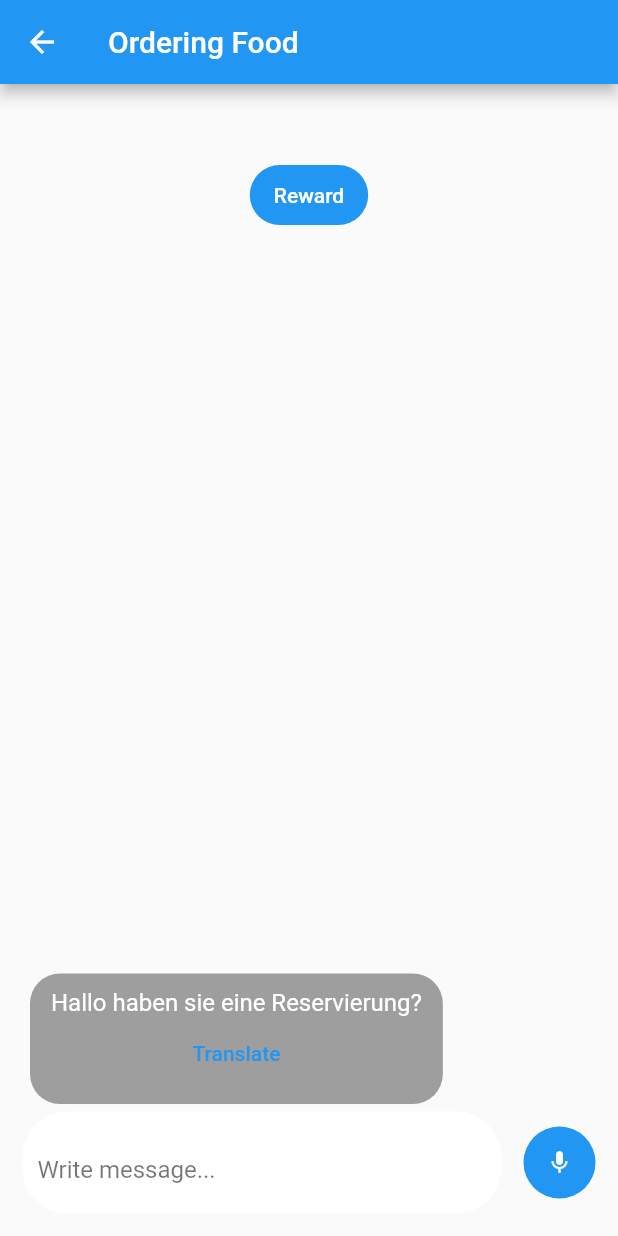
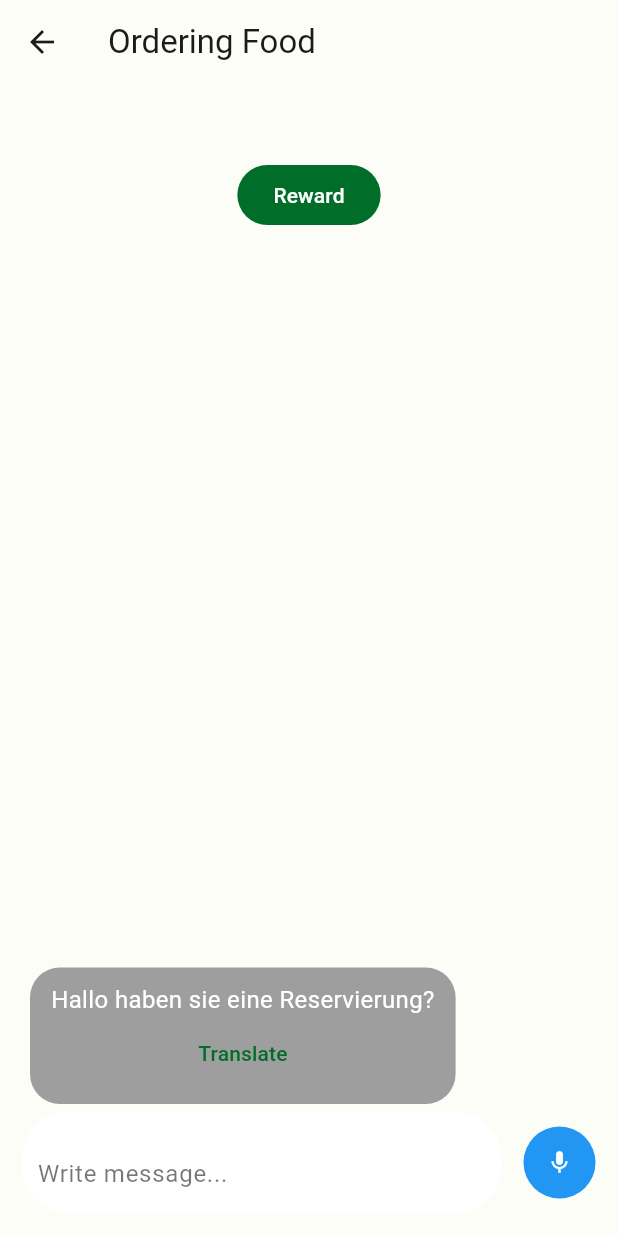
Before and after one commit to peer-rh/PolyApp, a Flutter app: the screen it shows once a user with an empty profile is signed in, after a tap on "Ordering Food", on a phone screen of 412 x 824 dp. Run offline on Flutter 3.47's test engine with Material 2 defaults, Android fonts, the light colour scheme and no system bars; drawn by our look-alikes of google_mobile_ads; our stand-ins replace cloud_firestore, cloud_functions, firebase_analytics, firebase_auth, firebase_core, firebase_crashlytics and 5 more; missing offline and left inert: firebase_app_check, purchases_flutter; accounts and stored records are empty; generated files the repository leaves out were written again; network calls fail.

Commit message:
added theme and started ui

```diff
--- a/language_pal/lib/app.dart
+++ b/language_pal/lib/app.dart
@@ -2,6 +2,7 @@ import 'package:flutter/material.dart';
 import 'package:language_pal/app/navigation.dart';
 import 'package:language_pal/auth/authPage.dart';
 import 'package:language_pal/auth/authProvider.dart';
+import 'package:language_pal/theme.dart';
 import 'package:provider/provider.dart';
 
 class App extends StatelessWidget {
@@ -9,13 +10,14 @@ class App extends StatelessWidget {
 
   @override
   Widget build(BuildContext context) {
-    // TODO: implement build
     return MultiProvider(
       providers: [
         ChangeNotifierProvider(create: (_) => AuthProvider()),
       ],
       child: MaterialApp(
         title: "LanguagePal",
+        theme: lightTheme,
+        darkTheme: darkTheme,
         home: Builder(
           builder: (context) {
             AuthProvider ap = Provider.of(context);
--- a/language_pal/lib/auth/components/buttons.dart
+++ /dev/null
@@ -1,25 +0,0 @@
-// Sign in Button with option for google, apple and default
-import 'package:flutter/material.dart';
-
-class AuthButton extends StatelessWidget {
-  final void Function() onPressed;
-  final String text;
-  final Color color;
-
-  const AuthButton(this.onPressed, this.text, this.color, {super.key});
-  @override
-  Widget build(BuildContext context) {
-    return FilledButton(
-      style: ButtonStyle(
-        backgroundColor: MaterialStateProperty.all(color),
-        shape: MaterialStateProperty.all(
-          RoundedRectangleBorder(
-            borderRadius: BorderRadius.circular(10),
-          ),
-        ),
-      ),
-      onPressed: onPressed,
-      child: Text(text),
-    );
-  }
-}
--- /dev/null
+++ b/language_pal/lib/auth/components/oAuthButtons.dart
@@ -0,0 +1,33 @@
+// Sign in Button with option for google, apple and default
+import 'package:flutter/material.dart';
+import 'package:flutter/rendering.dart';
+import 'package:font_awesome_flutter/font_awesome_flutter.dart';
+import 'package:language_pal/auth/authProvider.dart';
+
+class OAuthButtons extends StatelessWidget {
+  final AuthProvider authProvider;
+
+  const OAuthButtons(this.authProvider, {super.key});
+
+  @override
+  Widget build(BuildContext context) {
+    return Column(
+      children: [
+        FilledButton.icon(
+          style: const ButtonStyle(
+              minimumSize: MaterialStatePropertyAll(Size.fromHeight(40))),
+          onPressed: authProvider.signInWithGoogle,
+          icon: const Icon(FontAwesomeIcons.google),
+          label: const Text("Sign in with Google"),
+        ),
+        FilledButton.icon(
+          style: const ButtonStyle(
+              minimumSize: MaterialStatePropertyAll(Size.fromHeight(40))),
+          onPressed: authProvider.signInWithApple,
+          icon: const Icon(Icons.apple),
+          label: const Text("Sign in with Apple"),
+        ),
+      ],
+    );
+  }
+}
--- /dev/null
+++ b/language_pal/lib/auth/components/signInButton.dart
@@ -0,0 +1,17 @@
+import 'package:flutter/material.dart';
+
+class CustomAuthButton extends StatelessWidget {
+  final String text;
+  final Function() onPressed;
+  const CustomAuthButton({required this.text, required this.onPressed, super.key});
+
+  @override
+  Widget build(BuildContext context) {
+    return OutlinedButton(
+      style: ButtonStyle(
+          minimumSize: MaterialStateProperty.all(const Size.fromHeight(40))),
+      onPressed: onPressed,
+      child: Text(text),
+    );
+  }
+}
--- a/language_pal/lib/auth/presentation/signInPage.dart
+++ b/language_pal/lib/auth/presentation/signInPage.dart
@@ -1,6 +1,8 @@
 import 'package:flutter/material.dart';
 import 'package:language_pal/auth/authProvider.dart';
 import 'package:language_pal/auth/components/buttons.dart';
+import 'package:language_pal/auth/components/oAuthButtons.dart';
+import 'package:language_pal/auth/components/signInButton.dart';
 import 'package:language_pal/auth/presentation/forgotPassword.dart';
 import 'package:language_pal/auth/presentation/signUpPage.dart';
 import 'package:provider/provider.dart';
@@ -36,12 +38,15 @@ class _SignInPageState extends State<SignInPage> {
     return Scaffold(
       body: Consumer<AuthProvider>(
         builder: (context, ap, _) {
-          return Stack(children: [
-            Container(
+          return Container(
             padding: const EdgeInsets.all(20),
             child: Column(
               mainAxisAlignment: MainAxisAlignment.center,
               children: [
+                const Image(
+                  image: AssetImage("assets/logo.png"),
+                  height: 100,
+                ),
                 TextField(
                   keyboardType: TextInputType.emailAddress,
                   controller: emailCont,
@@ -60,8 +65,8 @@ class _SignInPageState extends State<SignInPage> {
                 ),
                 TextButton(
                     onPressed: () {
-                        widget.changeChild(
-                            ForgotPasswordPage(widget.changeChild));
+                      widget
+                          .changeChild(ForgotPasswordPage(widget.changeChild));
                     },
                     child: const Text("Forgot Password?")),
                 if (errorMsg != null)
@@ -69,33 +74,19 @@ class _SignInPageState extends State<SignInPage> {
                     errorMsg!,
                     style: const TextStyle(color: Colors.red),
                   ),
-                  AuthButton(
-                    () {
+                CustomAuthButton(
+                  onPressed: () {
                     runAuth(() => ap.signInWithEmailAndPassword(
                         emailCont.text, passCont.text));
                   },
-                    "Sign In",
-                    Colors.blue,
+                  text: "Sign In",
                 ),
                 TextButton(
                     onPressed: () {
                       widget.changeChild(SignUpPage(widget.changeChild));
                     },
                     child: const Text("Don't have an Account yet? Sign Up!")),
-                  AuthButton(
-                    () {
-                      runAuth(ap.signInWithGoogle);
-                    },
-                    "Sign In With Google",
-                    Colors.blue,
-                  ),
-                  AuthButton(
-                    () {
-                      runAuth(ap.signInWithApple);
-                    },
-                    "Sign In With Apple",
-                    Colors.black,
-                  ),
+                OAuthButtons(ap),
                 const SizedBox(
                   height: 50,
                 ),
@@ -106,8 +97,7 @@ class _SignInPageState extends State<SignInPage> {
                     child: const Text("Continue as Guest"))
               ],
             ),
-            ),
-          ]);
+          );
         },
       ),
     );
--- a/language_pal/pubspec.yaml
+++ b/language_pal/pubspec.yaml
@@ -49,6 +49,7 @@ dependencies:
   firebase_analytics: ^10.1.6
   cloud_functions: ^4.0.13
   firebase_app_check: ^0.1.1+14
+  font_awesome_flutter: ^10.4.0
 
 dev_dependencies:
   flutter_test:
```
Also changed, not shown: language_pal/lib/theme.dart (added, +79 -0 lines), language_pal/assets/logo.png (added), language_pal/pubspec.lock, 2 other files. Lines whose indentation alone changed are shown as unchanged.
